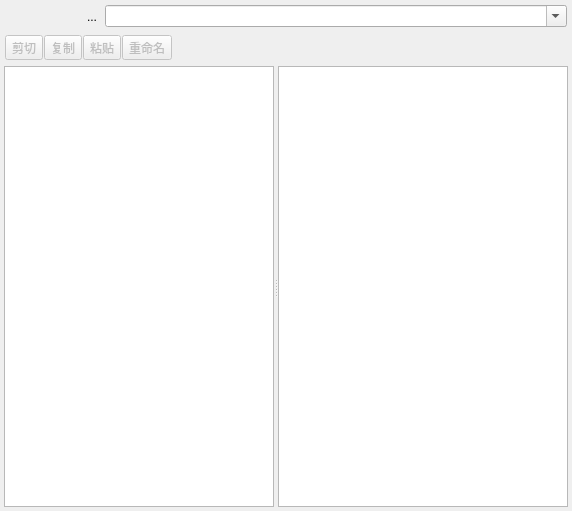
Above: filebrowser.ui from lujiajingcn/FileMarker before the change. Below: the same form after it.
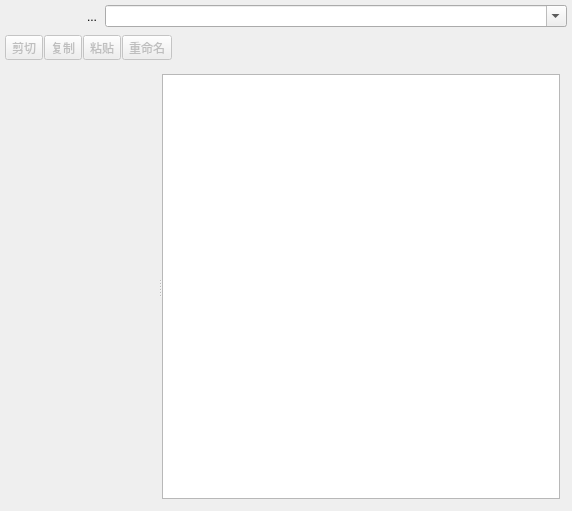
That is the form after the change. Icons and pictures are not drawn. Custom widgets are drawn as their Qt base class.

```diff
--- a/filebrowser.ui
+++ b/filebrowser.ui
@@ -315,41 +315,16 @@
    </item>
    <item row="2" column="0">
     <widget class="QWidget" name="widget" native="true">
-     <layout class="QGridLayout" name="gridLayout_6">
-      <property name="leftMargin">
-       <number>1</number>
-      </property>
-      <property name="topMargin">
-       <number>1</number>
-      </property>
-      <property name="rightMargin">
-       <number>1</number>
-      </property>
-      <property name="bottomMargin">
-       <number>1</number>
-      </property>
-      <property name="spacing">
-       <number>1</number>
-      </property>
-      <item row="0" column="0">
+     <layout class="QHBoxLayout" name="horizontalLayout">
+      <item>
        <widget class="QSplitter" name="splitter">
         <property name="orientation">
          <enum>Qt::Horizontal</enum>
         </property>
-        <widget class="QTreeView" name="tvNavigation">
-         <property name="minimumSize">
-          <size>
-           <width>0</width>
-           <height>0</height>
-          </size>
-         </property>
-         <property name="headerHidden">
-          <bool>true</bool>
-         </property>
-         <attribute name="headerVisible">
-          <bool>false</bool>
-         </attribute>
-        </widget>
+        <property name="handleWidth">
+         <number>5</number>
+        </property>
+        <widget class="FormFileNavigation" name="wFileNavigation" native="true"/>
         <widget class="QStackedWidget" name="stackedWidget">
          <property name="currentIndex">
           <number>0</number>
@@ -467,6 +442,14 @@
    </item>
   </layout>
  </widget>
+ <customwidgets>
+  <customwidget>
+   <class>FormFileNavigation</class>
+   <extends>QWidget</extends>
+   <header location="global">formfilenavigation.h</header>
+   <container>1</container>
+  </customwidget>
+ </customwidgets>
  <resources>
   <include location="resources.qrc"/>
  </resources>
```
